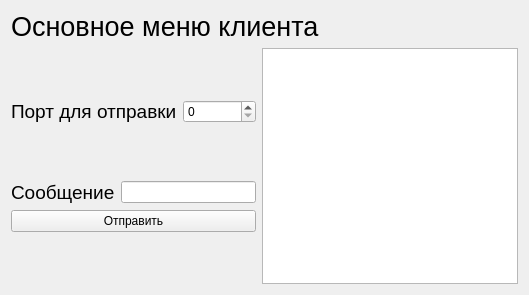
This is client/MainWindow.ui in Saytikus/LauncherApplication as Qt 5 draws it before an edit. The edited form follows.
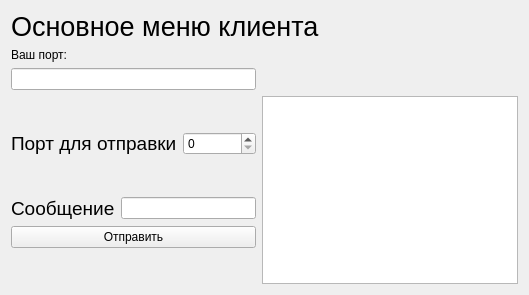
This is the edited form.

Diff of the .ui file:
```diff
--- a/client/MainWindow.ui
+++ b/client/MainWindow.ui
@@ -14,6 +14,16 @@
    <string>Form</string>
   </property>
   <layout class="QGridLayout" name="gridLayout_5">
+   <item row="2" column="0">
+    <widget class="QLabel" name="my_port_label">
+     <property name="text">
+      <string>Ваш порт:</string>
+     </property>
+    </widget>
+   </item>
+   <item row="5" column="1">
+    <widget class="QListWidget" name="message_win"/>
+   </item>
    <item row="0" column="0" colspan="2">
     <widget class="QLabel" name="main_window_label">
      <property name="text">
@@ -21,7 +31,7 @@
      </property>
     </widget>
    </item>
-   <item row="1" column="0">
+   <item row="5" column="0">
     <layout class="QGridLayout" name="gridLayout_4">
      <item row="0" column="0">
       <layout class="QGridLayout" name="gridLayout">
@@ -68,8 +78,12 @@
      </item>
     </layout>
    </item>
-   <item row="1" column="1">
-    <widget class="QListWidget" name="message_win"/>
+   <item row="3" column="0">
+    <widget class="QLineEdit" name="my_port">
+     <property name="readOnly">
+      <bool>true</bool>
+     </property>
+    </widget>
    </item>
   </layout>
  </widget>
```
